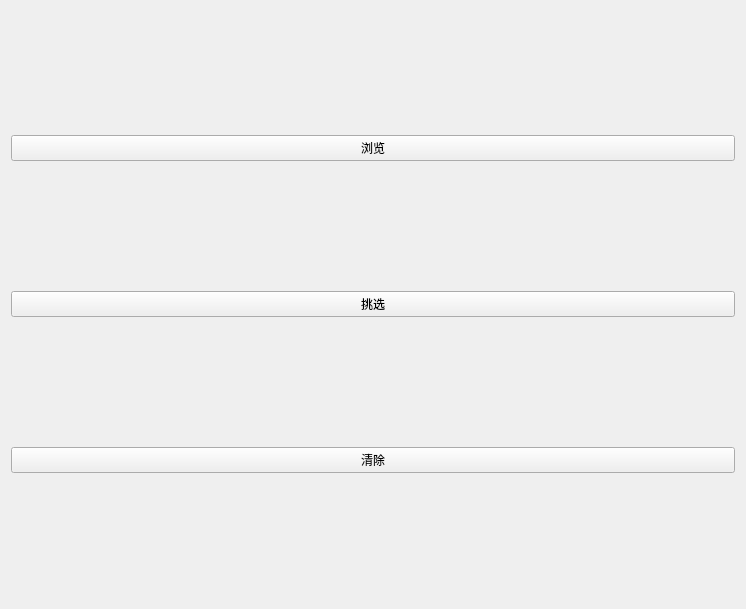
Above: CountWidget.ui from linson7017/CountWidget before the change. Below: the same form after it.
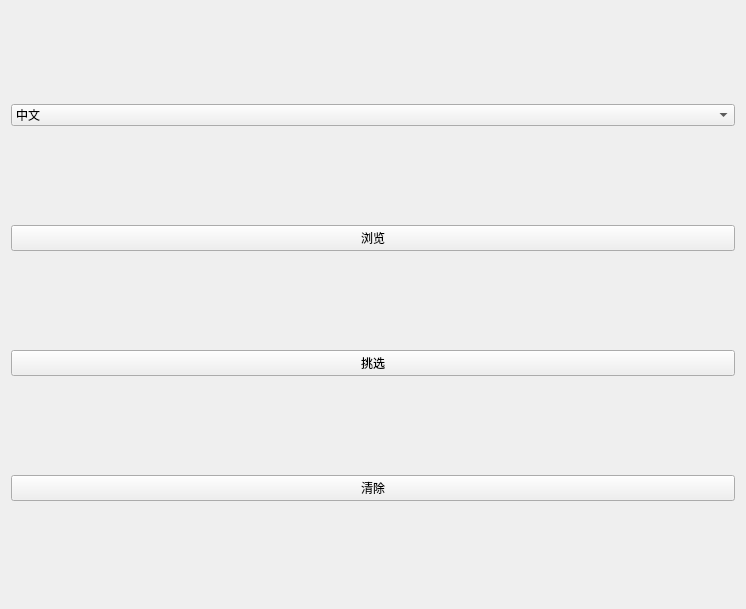
That is the form after the change.

Patch:
```diff
--- a/CountWidget.ui
+++ b/CountWidget.ui
@@ -19,6 +19,20 @@
    </item>
    <item>
     <layout class="QVBoxLayout" name="verticalLayout">
+     <item>
+      <widget class="QComboBox" name="LanguageCombox">
+       <item>
+        <property name="text">
+         <string>中文</string>
+        </property>
+       </item>
+       <item>
+        <property name="text">
+         <string>英文</string>
+        </property>
+       </item>
+      </widget>
+     </item>
      <item>
       <widget class="QPushButton" name="ScanBtn">
        <property name="text">
```
